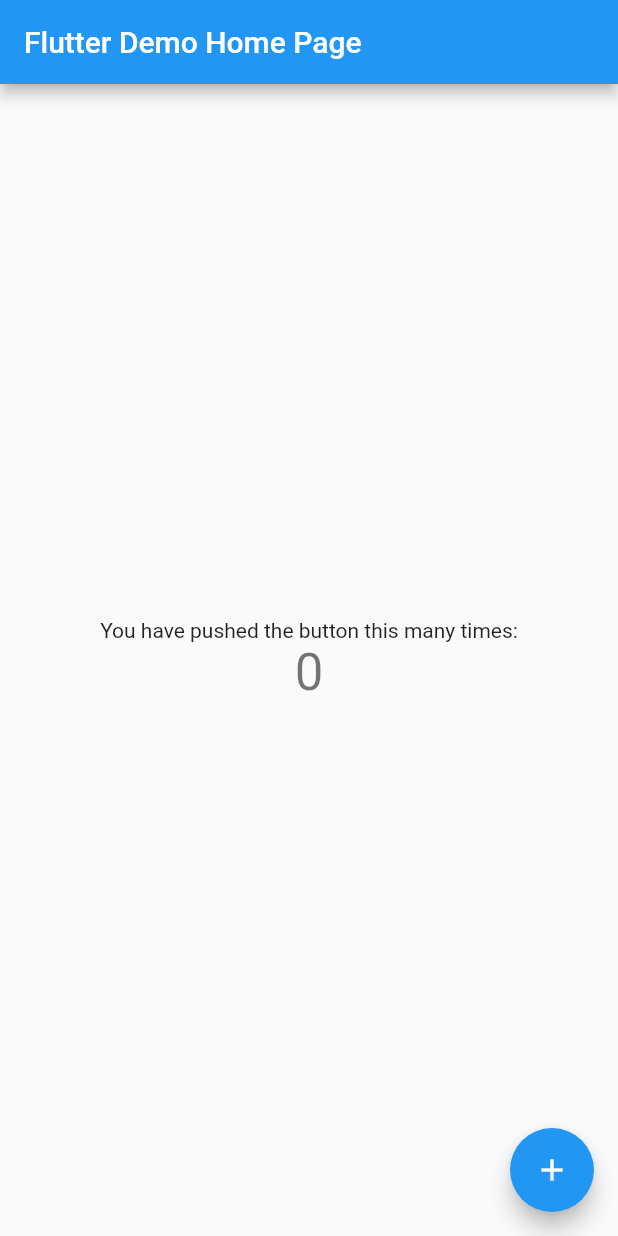
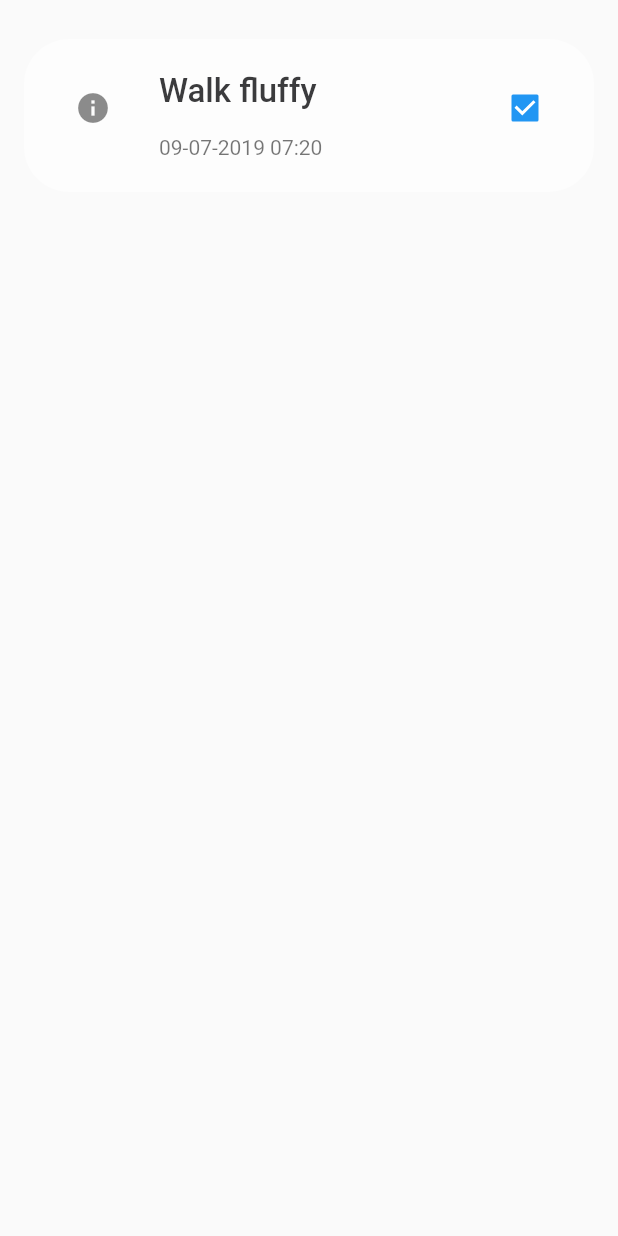
Before and after one commit to lovung/flutter_provider_todos, a Flutter app: the screen it shows after launch, on a phone screen of 412 x 824 dp. Run offline on Flutter 3.47's test engine with Material 2 defaults, Android fonts, the phone set to English and light mode, and no system bars.

Commit message:
Add basic constructure

```diff
--- a/lib/main.dart
+++ b/lib/main.dart
@@ -1,111 +1,32 @@
 import 'package:flutter/material.dart';
+import 'package:provider/provider.dart';
+
+import 'package:todos/notifiers/tasks.dart';
+import 'package:todos/pages/home.dart';
 
 void main() => runApp(MyApp());
 
 class MyApp extends StatelessWidget {
-  // This widget is the root of your application.
   @override
   Widget build(BuildContext context) {
-    return MaterialApp(
-      title: 'Todo App',
-      theme: ThemeData(
-        // This is the theme of your application.
-        //
-        // Try running your application with "flutter run". You'll see the
-        // application has a blue toolbar. Then, without quitting the app, try
-        // changing the primarySwatch below to Colors.green and then invoke
-        // "hot reload" (press "r" in the console where you ran "flutter run",
-        // or simply save your changes to "hot reload" in a Flutter IDE).
-        // Notice that the counter didn't reset back to zero; the application
-        // is not restarted.
-        primarySwatch: Colors.blue,
+    return MultiProvider(
+      providers: [
+        Provider.value(
+          value: TaskNotifier,
+        ),
+        ChangeNotifierProvider(
+          builder: (context) => TaskNotifier(),
+        )
+      ],
+      child: MaterialApp(
+        title: 'Flutter Demo',
+        theme: ThemeData(
+          primarySwatch: Colors.blue,
+        ),
+        home: HomePage(),
       ),
-      home: MyHomePage(title: 'Flutter Demo Home Page'),
     );
   }
 }
 
-class MyHomePage extends StatefulWidget {
-  MyHomePage({Key key, this.title}) : super(key: key);
-
-  // This widget is the home page of your application. It is stateful, meaning
-  // that it has a State object (defined below) that contains fields that affect
-  // how it looks.
-
-  // This class is the configuration for the state. It holds the values (in this
-  // case the title) provided by the parent (in this case the App widget) and
-  // used by the build method of the State. Fields in a Widget subclass are
-  // always marked "final".
-
-  final String title;
-
-  @override
-  _MyHomePageState createState() => _MyHomePageState();
-}
-
-class _MyHomePageState extends State<MyHomePage> {
-  int _counter = 0;
-
-  void _incrementCounter() {
-    setState(() {
-      // This call to setState tells the Flutter framework that something has
-      // changed in this State, which causes it to rerun the build method below
-      // so that the display can reflect the updated values. If we changed
-      // _counter without calling setState(), then the build method would not be
-      // called again, and so nothing would appear to happen.
-      _counter++;
-    });
-  }
-
-  @override
-  Widget build(BuildContext context) {
-    // This method is rerun every time setState is called, for instance as done
-    // by the _incrementCounter method above.
-    //
-    // The Flutter framework has been optimized to make rerunning build methods
-    // fast, so that you can just rebuild anything that needs updating rather
-    // than having to individually change instances of widgets.
-    return Scaffold(
-      appBar: AppBar(
-        // Here we take the value from the MyHomePage object that was created by
-        // the App.build method, and use it to set our appbar title.
-        title: Text(widget.title),
-      ),
-      body: Center(
-        // Center is a layout widget. It takes a single child and positions it
-        // in the middle of the parent.
-        child: Column(
-          // Column is also layout widget. It takes a list of children and
-          // arranges them vertically. By default, it sizes itself to fit its
-          // children horizontally, and tries to be as tall as its parent.
-          //
-          // Invoke "debug painting" (press "p" in the console, choose the
-          // "Toggle Debug Paint" action from the Flutter Inspector in Android
-          // Studio, or the "Toggle Debug Paint" command in Visual Studio Code)
-          // to see the wireframe for each widget.
-          //
-          // Column has various properties to control how it sizes itself and
-          // how it positions its children. Here we use mainAxisAlignment to
-          // center the children vertically; the main axis here is the vertical
-          // axis because Columns are vertical (the cross axis would be
-          // horizontal).
-          mainAxisAlignment: MainAxisAlignment.center,
-          children: <Widget>[
-            Text(
-              'You have pushed the button this many times:',
-            ),
-            Text(
-              '$_counter',
-              style: Theme.of(context).textTheme.display1,
-            ),
-          ],
-        ),
-      ),
-      floatingActionButton: FloatingActionButton(
-        onPressed: _incrementCounter,
-        tooltip: 'Increment',
-        child: Icon(Icons.add),
-      ), // This trailing comma makes auto-formatting nicer for build methods.
-    );
-  }
-}
+// List<SingleChildCloneableWidget> providers = ;
--- /dev/null
+++ b/lib/models/tags.dart
@@ -0,0 +1,17 @@
+import 'package:flutter/material.dart';
+
+import 'package:todos/utils/colors.dart';
+
+class TagModel {
+  int id;
+  String name;
+  Color color;
+
+  TagModel({this.id, this.name, this.color});
+
+  TagModel.fromJson(Map<String, dynamic> json) {
+    id = json['id'];
+    name = json['name'];
+    color = HexColor(json['color']);
+  }
+}
--- /dev/null
+++ b/lib/models/tasks.dart
@@ -0,0 +1,29 @@
+import 'package:todos/models/tags.dart';
+
+class TaskModel {
+  int id;
+  String name;
+  bool done;
+  String description;
+  DateTime start;
+  List<TagModel> tags;
+
+  TaskModel(
+      {this.id, this.name, this.done, this.description, this.start, this.tags});
+
+  TaskModel.fromJson(Map<String, dynamic> json) {
+    id = json['id'];
+    name = json['name'];
+    done = json['done'];
+    description = json['description'];
+    start = DateTime.fromMillisecondsSinceEpoch(json['start'] * 1000);
+    var jsonTags = json['tags'];
+    final List<TagModel> tags = new List<TagModel>();
+    jsonTags.forEach((element) {
+      var tag = TagModel.fromJson(element);
+      if (tag != null) {
+        tags.add(tag);
+      }
+    });
+  }
+}
--- /dev/null
+++ b/lib/notifiers/tasks.dart
@@ -0,0 +1,16 @@
+import 'package:flutter/foundation.dart';
+import 'package:flutter/material.dart';
+import 'package:todos/models/tasks.dart';
+
+class TaskNotifier with ChangeNotifier {
+  List<TaskModel> _tasks = [];
+  List<TaskModel> get tasks => _tasks;
+
+  bool _isLoading = false;
+  bool get isLoading => _isLoading;
+
+  Future<List<TaskModel>> toggleState(int tasksId) async {
+    List<TaskModel> list = new List<TaskModel>();
+    return list;
+  }
+}
--- /dev/null
+++ b/lib/pages/home.dart
@@ -0,0 +1,48 @@
+import 'dart:convert';
+
+import 'package:flutter/material.dart';
+import 'package:todos/models/tasks.dart';
+import 'package:todos/widgets/tasks.dart';
+
+class HomePage extends StatefulWidget {
+  @override
+  _HomePageState createState() => _HomePageState();
+}
+
+class _HomePageState extends State<HomePage> {
+  TaskModel taskModel;
+
+  @override
+  void initState() {
+    Map<String, dynamic> json = jsonDecode("""{ \
+        "id": 5, \
+        "name": "Walk fluffy",
+        "done": true,
+        "description": "",
+        "start": 1562700000,
+        "tags": [
+            {
+                "id": 1,
+                "name": "personal",
+                "color": "0xFFFF00FF"
+            },
+            {
+                "id": 2,
+                "name": "easy",
+                "color": "0xFFFF0A23"
+            }
+        ]
+    }""");
+    taskModel = new TaskModel.fromJson(json);
+    super.initState();
+  }
+
+  @override
+  Widget build(BuildContext context) {
+    return Scaffold(
+      body: ListView(children: [
+        TaskWidget(taskModel),
+      ]),
+    );
+  }
+}
--- /dev/null
+++ b/lib/styles/colors.dart
@@ -0,0 +1,9 @@
+import 'package:flutter/material.dart';
+
+class AppColors {
+  static const Color backgroundColor = Colors.white54;
+  static const Color blackTextColor = Color.fromARGB(255, 59, 59, 61);
+  static const Color greyTextColor = Color.fromARGB(255, 104, 106, 112);
+  static const Color primaryColor = Color.fromARGB(255, 98, 149, 252);
+  static const Color transparentColor = Colors.transparent;
+}
--- /dev/null
+++ b/lib/styles/spaces.dart
@@ -0,0 +1,28 @@
+import 'package:flutter/material.dart';
+
+/// Contains useful consts to reduce boilerplate and duplicate code
+class AppSpaces {
+  // Vertical spacing constants. Adjust to your liking.
+  static const double _VerticalSpaceSmall = 10.0;
+  static const double _VerticalSpaceMedium = 20.0;
+  static const double _VerticalSpaceLarge = 60.0;
+
+  // Vertical spacing constants. Adjust to your liking.
+  static const double _HorizontalSpaceSmall = 10.0;
+  static const double _HorizontalSpaceMedium = 20.0;
+  static const double _HorizontalSpaceLarge = 60.0;
+
+  static const Widget verticalSpaceSmall =
+      SizedBox(height: _VerticalSpaceSmall);
+  static const Widget verticalSpaceMedium =
+      SizedBox(height: _VerticalSpaceMedium);
+  static const Widget verticalSpaceLarge =
+      SizedBox(height: _VerticalSpaceLarge);
+
+  static const Widget horizontalSpaceSmall =
+      SizedBox(width: _HorizontalSpaceSmall);
+  static const Widget horizontalSpaceMedium =
+      SizedBox(width: _HorizontalSpaceMedium);
+  static const Widget horizontalSpaceLarge =
+      SizedBox(width: _HorizontalSpaceLarge);
+}
--- /dev/null
+++ b/lib/styles/texts.dart
@@ -0,0 +1,17 @@
+import 'package:flutter/material.dart';
+import 'package:todos/styles/colors.dart';
+
+class AppTextStyles {
+  static const TextStyle headerStyle = TextStyle(
+      fontSize: 30.0,
+      fontWeight: FontWeight.w900,
+      color: AppColors.blackTextColor);
+  static const TextStyle subHeaderStyle = TextStyle(
+      fontSize: 22.0,
+      fontWeight: FontWeight.w500,
+      color: AppColors.blackTextColor);
+  static const TextStyle paragraphStyle = TextStyle(
+      fontSize: 18.0,
+      fontWeight: FontWeight.w300,
+      color: AppColors.greyTextColor);
+}
--- /dev/null
+++ b/lib/widgets/tasks.dart
@@ -0,0 +1,58 @@
+import 'package:flutter/material.dart';
+import 'package:intl/intl.dart';
+import 'package:provider/provider.dart';
+
+import 'package:todos/models/tasks.dart';
+import 'package:todos/notifiers/tasks.dart';
+import 'package:todos/styles/colors.dart';
+import 'package:todos/styles/texts.dart';
+
+class TaskWidget extends StatelessWidget {
+  final TaskModel taskModel;
+  const TaskWidget(this.taskModel);
+
+  @override
+  Widget build(BuildContext context) {
+    final TaskNotifier taskNotifier = Provider.of<TaskNotifier>(context);
+    return Padding(
+      padding: const EdgeInsets.all(16.0),
+      child: Container(
+        padding: EdgeInsets.all(10.0),
+        margin: EdgeInsets.symmetric(vertical: 10.0),
+        decoration: BoxDecoration(
+            borderRadius: BorderRadius.circular(30.0),
+            color: AppColors.backgroundColor),
+        child: CheckboxListTile(
+          value: taskModel.done,
+          title: Padding(
+            padding: const EdgeInsets.all(8.0),
+            child: Text(
+              taskModel.name,
+              style: AppTextStyles.subHeaderStyle,
+            ),
+          ),
+          subtitle: Padding(
+            padding: const EdgeInsets.all(8.0),
+            child: Text(
+              DateFormat("dd-MM-yyyy hh:mm").format(taskModel.start),
+            ),
+          ),
+          secondary: Padding(
+            padding: const EdgeInsets.all(8.0),
+            child: Icon(Icons.info),
+          ),
+          onChanged: (bool value) {
+            taskNotifier.toggleState(taskModel.id);
+          },
+        ),
+        // Icon(Icons.info),
+        // AppSpaces.horizontalSpaceMedium,
+        // Text(
+        //   actionModel.name,
+        //   style: AppTextStyles.paragraphStyle,
+        // ),
+        // DoneButton(actionId: actionModel.id),
+      ),
+    );
+  }
+}
--- a/pubspec.yaml
+++ b/pubspec.yaml
@@ -24,6 +24,7 @@ dependencies:
   # Use with the CupertinoIcons class for iOS style icons.
   cupertino_icons: ^0.1.2
   provider: ^3.0.0
+  intl: ^0.15.8
 
 dev_dependencies:
   flutter_test:
```
Also changed, not shown: lib/resources/actions.json (added, +97 -0 lines), lib/utils/colors.dart (added, +14 -0 lines), lib/pages/task_detail.dart (added), pubspec.lock, 1 other file.
